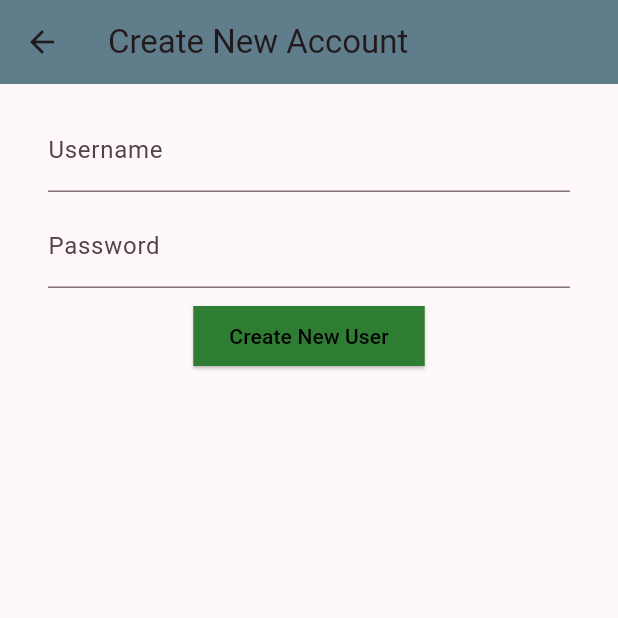
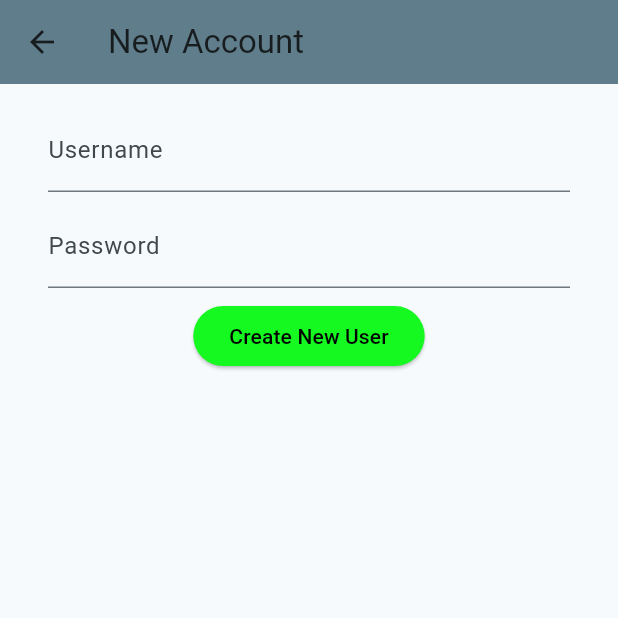
Before and after one commit to preaker81/Mobilt_java22_Jimmy_Karlsson_slutprojekt_Sprint_v_3, a Flutter app: the screen it shows after launch, after a tap on "New User", on a phone screen of 412 x 824 dp, the top half of it. Run offline on Flutter 3.47's test engine with Material 2 defaults, Android fonts, the phone set to English and light mode, and no system bars; our stand-ins replace cloud_firestore, firebase_core, shared_preferences; accounts and stored records are empty; network calls fail.

```diff
--- a/lib/dashboard.dart
+++ b/lib/dashboard.dart
@@ -57,7 +57,7 @@ class _DashboardScreenState extends State<DashboardScreen> {
       onWillPop: () => _onWillPop(context),
       child: Scaffold(
         appBar: AppBar(
-          title: const Text('Dashboard'),
+          title: const Text('Card Search'),
           actions: [
             TextButton(
               onPressed: () => _logout(context),
--- a/lib/login.dart
+++ b/lib/login.dart
@@ -2,7 +2,7 @@ import 'package:flutter/material.dart';
 import 'package:shared_preferences/shared_preferences.dart';
 import 'data/firestore_helper.dart';
 
-/// LoginScreen Widget - Represents the login screen.
+// LoginScreen Widget - Represents the login screen.
 class LoginScreen extends StatefulWidget {
   const LoginScreen({Key? key}) : super(key: key);
 
@@ -10,7 +10,7 @@ class LoginScreen extends StatefulWidget {
   _LoginScreenState createState() => _LoginScreenState();
 }
 
-/// _LoginScreenState - Stateful logic for LoginScreen.
+// _LoginScreenState - Stateful logic for LoginScreen.
 class _LoginScreenState extends State<LoginScreen> {
   // Controllers for text fields
   final TextEditingController _usernameController = TextEditingController();
@@ -22,7 +22,7 @@ class _LoginScreenState extends State<LoginScreen> {
     _checkLoggedInStatus();
   }
 
-  /// Check if the user is already logged in.
+  // Check if the user is already logged in.
   Future<void> _checkLoggedInStatus() async {
     SharedPreferences prefs = await SharedPreferences.getInstance();
     bool? isLoggedIn = prefs.getBool('isLoggedIn');
@@ -31,7 +31,7 @@ class _LoginScreenState extends State<LoginScreen> {
     }
   }
 
-  /// Login functionality.
+  // Login functionality.
   Future<void> _login() async {
     String username = _usernameController.text;
     String password = _passwordController.text;
@@ -73,7 +73,7 @@ class _LoginScreenState extends State<LoginScreen> {
     );
   }
 
-  /// Build the UI components for login.
+  // Build the UI components for login.
   List<Widget> _buildLoginUI() {
     return [
       Padding(
@@ -105,7 +105,7 @@ class _LoginScreenState extends State<LoginScreen> {
             ElevatedButton(
               onPressed: _login,
               style: ElevatedButton.styleFrom(
-                backgroundColor: Colors.green[800],
+                backgroundColor: Color.fromARGB(255, 21, 248, 32),
               ),
               child: const Text('Login'),
             ),
--- a/lib/main.dart
+++ b/lib/main.dart
@@ -7,8 +7,8 @@ import 'login.dart'; // Login screen
 import 'new_account.dart'; // New Account screen
 import 'dashboard.dart'; // Dashboard screen
 
-/// The `main()` function serves as the entry point for the Flutter application.
-/// It initializes Firebase before running the app.
+// The `main()` function serves as the entry point for the Flutter application.
+// It initializes Firebase before running the app.
 void main() async {
   // Ensures that the Flutter widgets library is properly initialized
   WidgetsFlutterBinding.ensureInitialized();
@@ -22,14 +22,13 @@ void main() async {
   runApp(const MyApp());
 }
 
-/// `MyApp` is the root widget of the application.
-///
-/// This is a StatelessWidget, meaning it is immutable. It sets up routes and app-wide theme.
+// `MyApp` is the root widget of the application.
+// This is a StatelessWidget, meaning it is immutable. It sets up routes and app-wide theme.
 class MyApp extends StatelessWidget {
   // Constructor for MyApp widget
   const MyApp({super.key});
 
-  /// Builds the widget tree for `MyApp`.
+  // Builds the widget tree for `MyApp`.
   @override
   Widget build(BuildContext context) {
     return MaterialApp(
@@ -49,7 +48,7 @@ class MyApp extends StatelessWidget {
       // Define the app-wide theme
       theme: ThemeData(
         // Set the color scheme based on a seed color
-        colorScheme: ColorScheme.fromSeed(seedColor: Colors.black),
+        colorScheme: ColorScheme.fromSeed(seedColor: Colors.blueGrey),
 
         // Configure the AppBar theme
         appBarTheme: const AppBarTheme(
--- a/lib/new_account.dart
+++ b/lib/new_account.dart
@@ -16,7 +16,7 @@ class _NewAccountScreenState extends State<NewAccountScreen> {
   @override
   Widget build(BuildContext context) {
     return Scaffold(
-      appBar: AppBar(title: const Text('Create New Account')),
+      appBar: AppBar(title: const Text('New Account')),
       body: Padding(
         padding: const EdgeInsets.all(16.0),
         child: Column(
@@ -59,14 +59,17 @@ class _NewAccountScreenState extends State<NewAccountScreen> {
                         usernameController.text, passwordController.text);
                     Navigator.pop(context); // Go back to the login screen
                   } else {
-                    // You can show a dialog or snackbar here for failed validation
+                    // Show a snackbar for failed validation
+                    final snackBar = SnackBar(
+                      content: Text('Both username and password are required'),
+                      duration: Duration(seconds: 2),
+                    );
+                    ScaffoldMessenger.of(context).showSnackBar(snackBar);
                   }
                 },
                 style: ElevatedButton.styleFrom(
-                  backgroundColor: Colors.green[800], // background
-                  shape: const RoundedRectangleBorder(
-                    borderRadius: BorderRadius.zero,
-                  ),
+                  backgroundColor:
+                      Color.fromARGB(255, 21, 248, 32), // button background
                 ),
                 child: const Text('Create New User',
                     style: TextStyle(color: Colors.black)),
```
Also changed, not shown: lib/search_result.dart (+56 -21 lines).
